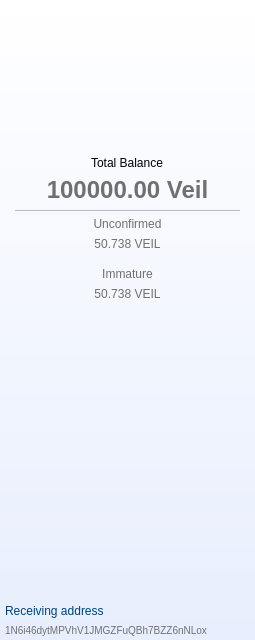
Qt form src/qt/veil/forms/balance.ui (Veil-Project/veil) before a commit.
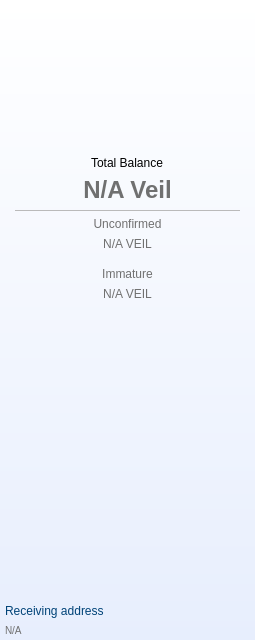
The same form after that commit. Icons and pictures are not drawn.

Commit message: Fix address generation on recv widget. Remove dummy text.

```diff
--- a/src/qt/veil/forms/balance.ui
+++ b/src/qt/veil/forms/balance.ui
@@ -167,7 +167,7 @@
 }</string>
               </property>
               <property name="text">
-               <string>&lt;html&gt;&lt;head/&gt;&lt;body&gt;&lt;p&gt;&lt;span style=&quot; font-size:medium; font-weight:600;&quot;&gt;100000.00 Veil&lt;/span&gt;&lt;/p&gt;&lt;/body&gt;&lt;/html&gt;</string>
+               <string>&lt;html&gt;&lt;head/&gt;&lt;body&gt;&lt;p&gt;&lt;span style=&quot; font-size:medium; font-weight:600;&quot;&gt;N/A Veil&lt;/span&gt;&lt;/p&gt;&lt;/body&gt;&lt;/html&gt;</string>
               </property>
               <property name="alignment">
                <set>Qt::AlignCenter</set>
@@ -216,7 +216,7 @@
 color: #707070;</string>
               </property>
               <property name="text">
-               <string>50.738 VEIL</string>
+               <string>N/A VEIL</string>
               </property>
               <property name="alignment">
                <set>Qt::AlignCenter</set>
@@ -260,7 +260,7 @@
 color: #707070;</string>
               </property>
               <property name="text">
-               <string>50.738 VEIL</string>
+               <string>N/A VEIL</string>
               </property>
               <property name="alignment">
                <set>Qt::AlignCenter</set>
@@ -396,7 +396,7 @@
                <number>0</number>
               </property>
               <property name="text">
-               <string>1N6i46dytMPVhV1JMGZFuQBh7BZZ6nNLox</string>
+               <string>N/A</string>
               </property>
               <property name="wordWrap">
                <bool>false</bool>
```
The commit also changes 4 other files.
